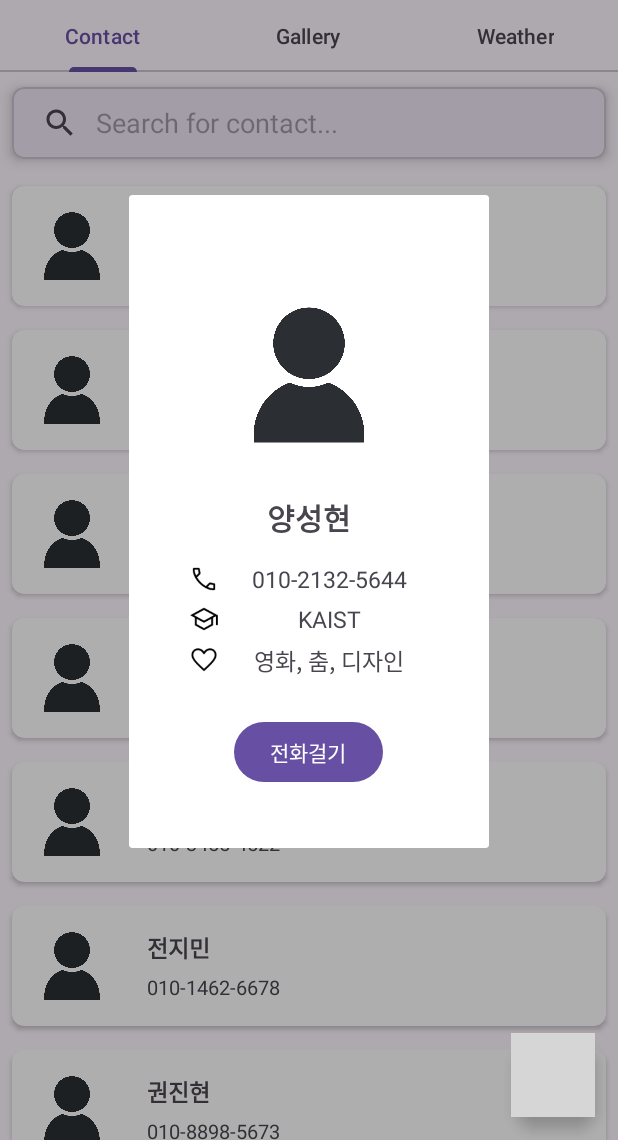
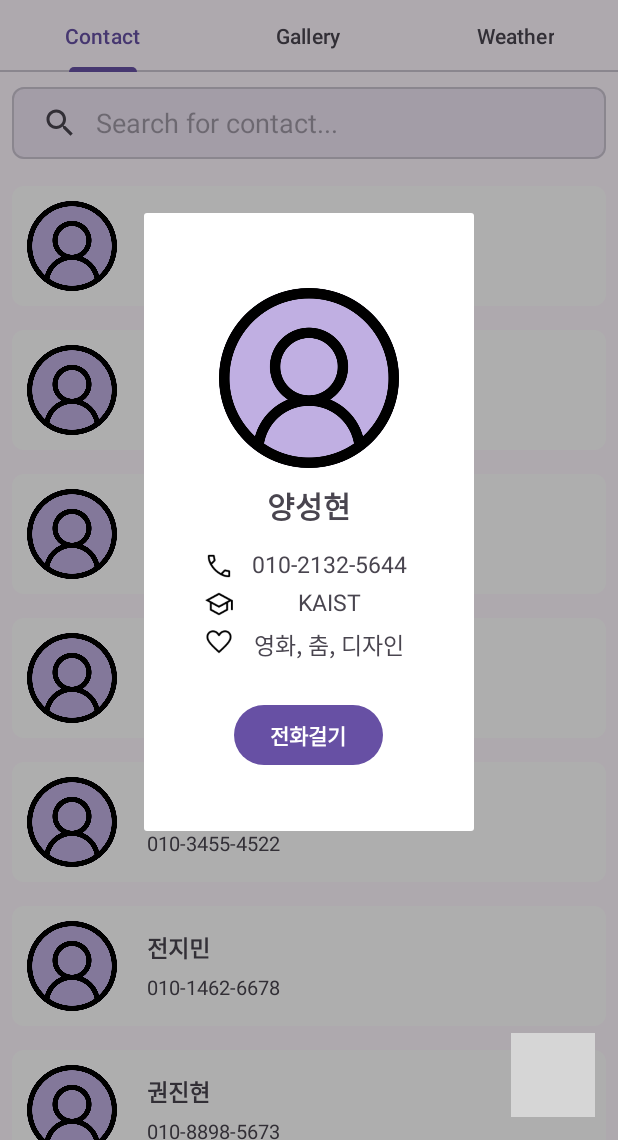
Before and after one commit to jysh1023/Madcamp_Project1_COGAWE, an Android app: the screen it shows after launch (MainActivity), after a tap on "양성현", on a phone screen of 412 x 824 dp, the part 96-1236 px from its top. Run offline under Robolectric (Android 15) with nearby library versions, the phone set to English and light mode, and no system bars; grey boxes are pictures that could not be loaded.

Commit message:
Fix user icon background problem

```diff
--- a/app/src/main/AndroidManifest.xml
+++ b/app/src/main/AndroidManifest.xml
@@ -17,7 +17,9 @@
         android:roundIcon="@drawable/user_icon"
         android:supportsRtl="true"
         android:theme="@style/Theme.Madcamp_project1"
-        tools:targetApi="31">
+        tools:targetApi="31"
+        android:largeHeap="true"
+        android:hardwareAccelerated="false">
         <activity
             android:name=".gallery.GalleryActivity"
             android:exported="false" />
--- /dev/null
+++ b/app/src/main/res/drawable/user_icon_background.xml
@@ -0,0 +1,5 @@
+<?xml version="1.0" encoding="utf-8"?>
+<shape xmlns:android="http://schemas.android.com/apk/res/android">
+    <solid android:color="#C0AFE2"/>
+    <corners android:radius="300dp"/>
+</shape>
--- a/app/src/main/res/layout/item_contact.xml
+++ b/app/src/main/res/layout/item_contact.xml
@@ -5,7 +5,8 @@
     android:layout_width="match_parent"
     android:layout_height="wrap_content"
     android:layout_margin="8dp"
-    app:cardCornerRadius="8dp">
+    app:cardCornerRadius="8dp"
+    app:cardElevation="10dp">
 
     <LinearLayout
         android:layout_width="match_parent"
@@ -13,7 +14,18 @@
         android:orientation="horizontal">
 
 
-        <com.google.android.material.imageview.ShapeableImageView
+<!--        <com.google.android.material.imageview.ShapeableImageView-->
+<!--            android:layout_width="60dp"-->
+<!--            android:layout_height="60dp"-->
+<!--            app:layout_constraintTop_toTopOf="parent"-->
+<!--            app:layout_constraintStart_toStartOf="parent"-->
+<!--            app:layout_constraintEnd_toEndOf="parent"-->
+<!--            android:src="@drawable/user_icon"-->
+<!--            android:layout_margin="10dp"-->
+<!--            app:shapeAppearanceOverlay="@style/CircularShape"-->
+<!--            android:layout_gravity="center"/>-->
+
+        <ImageView
             android:layout_width="60dp"
             android:layout_height="60dp"
             app:layout_constraintTop_toTopOf="parent"
@@ -21,7 +33,7 @@
             app:layout_constraintEnd_toEndOf="parent"
             android:src="@drawable/user_icon"
             android:layout_margin="10dp"
-            app:shapeAppearanceOverlay="@style/CircularShape"
+            android:background="@drawable/user_icon_background"
             android:layout_gravity="center"/>
 
         <LinearLayout
--- a/app/src/main/res/layout/item_contact_detail.xml
+++ b/app/src/main/res/layout/item_contact_detail.xml
@@ -14,26 +14,27 @@
         android:layout_gravity="center"
         android:padding="40dp">
 
-<!--        <ImageButton-->
-<!--            android:id="@+id/closeButton"-->
-<!--            android:layout_width="match_parent"-->
-<!--            android:layout_height="wrap_content"-->
-<!--            android:background="@android:color/transparent"-->
-<!--            android:gravity="left"-->
-<!--            android:padding="5dp"-->
-<!--            android:src="@drawable/close_icon"-->
+<!--        <com.google.android.material.imageview.ShapeableImageView-->
+<!--            android:layout_width="120dp"-->
+<!--            android:layout_height="120dp"-->
+<!--            app:layout_constraintTop_toTopOf="parent"-->
+<!--            app:layout_constraintStart_toStartOf="parent"-->
+<!--            app:layout_constraintEnd_toEndOf="parent"-->
+<!--            android:src="@drawable/user_icon"-->
+<!--            android:layout_margin="20dp"-->
+<!--            app:shapeAppearanceOverlay="@style/CircularShape"-->
 <!--            />-->
 
-        <com.google.android.material.imageview.ShapeableImageView
+        <ImageView
             android:layout_width="120dp"
             android:layout_height="120dp"
             app:layout_constraintTop_toTopOf="parent"
             app:layout_constraintStart_toStartOf="parent"
             app:layout_constraintEnd_toEndOf="parent"
             android:src="@drawable/user_icon"
-            android:layout_margin="20dp"
-            app:shapeAppearanceOverlay="@style/CircularShape"
-            />
+            android:layout_margin="10dp"
+            android:background="@drawable/user_icon_background"
+            android:layout_gravity="center" />
 
         <TextView
             android:id="@+id/user_name"
@@ -44,7 +45,8 @@
             android:textSize="20sp"
             android:textStyle="bold"
             android:textAlignment="center"
-            android:paddingBottom="10dp"/>
+            android:paddingBottom="10dp"
+            android:includeFontPadding="false"/>
 
 
         <LinearLayout
@@ -66,7 +68,8 @@
                 android:text="Contact"
                 android:textSize="15sp"
                 android:textAlignment="center"
-                android:layout_marginStart="7dp"/>
+                android:layout_marginStart="7dp"
+                android:includeFontPadding="false"/>
 
         </LinearLayout>
 
@@ -89,7 +92,8 @@
                 android:text="School"
                 android:textSize="15sp"
                 android:textAlignment="center"
-                android:layout_marginStart="7dp"/>
+                android:layout_marginStart="7dp"
+                android:includeFontPadding="false"/>
 
         </LinearLayout>
 
@@ -97,7 +101,6 @@
             android:layout_width="match_parent"
             android:layout_height="wrap_content"
             android:orientation="horizontal"
-            android:gravity="center_vertical"
             android:paddingBottom="5dp">
 
             <ImageView
@@ -112,7 +115,8 @@
                 android:text="Interest"
                 android:textSize="15sp"
                 android:textAlignment="center"
-                android:layout_marginStart="7dp"/>
+                android:layout_marginStart="7dp"
+                android:includeFontPadding="false"/>
 
         </LinearLayout>
 
@@ -120,17 +124,14 @@
         <Button
             android:id="@+id/callButton"
             android:layout_width="wrap_content"
-            android:layout_height="wrap_content"
+            android:layout_height="0dp"
             android:layout_weight="1"
             android:text="전화걸기"
-            android:textSize="14dp"
+            android:textSize="14sp"
+            android:textStyle="bold"
             tools:ignore="TextSizeCheck"
             android:layout_gravity="center"
             android:layout_marginTop="20dp"/>
 
-
     </LinearLayout>
-
-
-
 </LinearLayout>
--- a/app/src/main/res/layout/new_contact_dialog.xml
+++ b/app/src/main/res/layout/new_contact_dialog.xml
@@ -92,7 +92,7 @@
         <ImageView
             android:layout_width="30dp"
             android:layout_height="match_parent"
-            android:src="@drawable/contact_icon" />
+            android:src="@drawable/interest_icon" />
 
         <EditText
             android:id="@+id/interestInput"
--- a/app/src/main/res/values/style.xml
+++ b/app/src/main/res/values/style.xml
@@ -1,8 +1,5 @@
 <?xml version="1.0" encoding="utf-8"?>
 <resources>
-    <style name="CircularShape" parent="">
-        <item name="cornerSize">50%</item>
-    </style>
 
     <style name="BaseAppTheme" parent="android:Theme.Material">
         <!-- enable window content transitions -->
```
Also changed, not shown: app/src/main/res/drawable/user_icon.jpg (deleted), app/src/main/res/drawable/user_icon.png (added).
